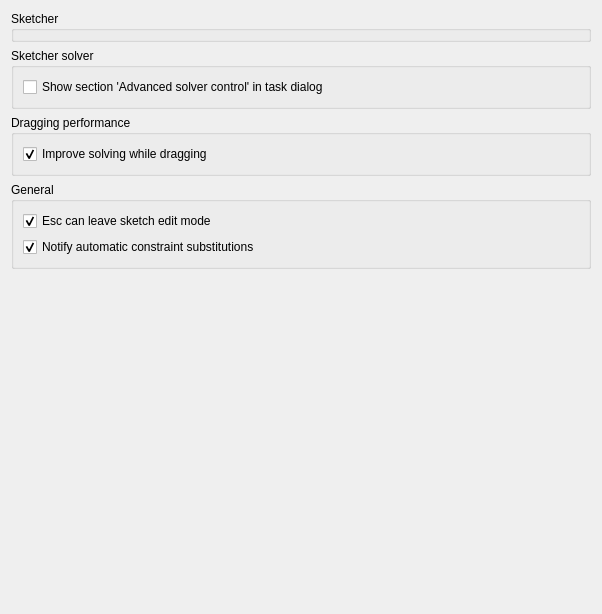
First picture: the form in src/Mod/Sketcher/Gui/SketcherSettings.ui, repository berndhahnebach/All_FreeCAD, before the edit.
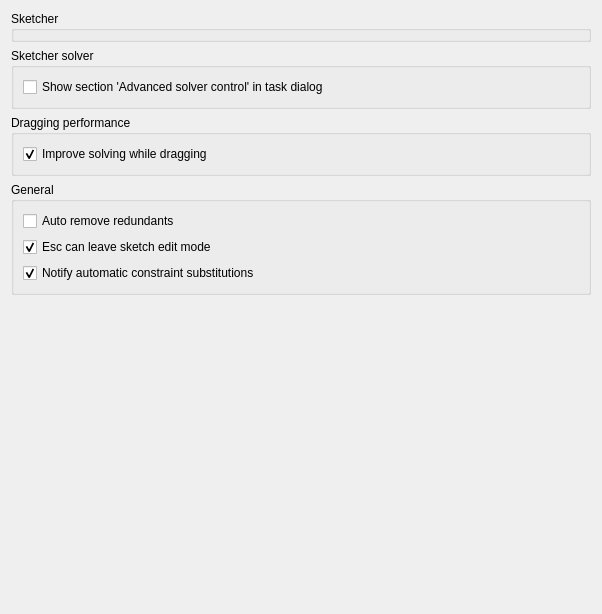
Second picture: the form after the edit. Custom widgets are drawn as their Qt base class.

Commit message: [Sketcher] Add missing 'Auto remove redundant' to preferences

What changed in the file:
```diff
--- a/src/Mod/Sketcher/Gui/SketcherSettings.ui
+++ b/src/Mod/Sketcher/Gui/SketcherSettings.ui
@@ -109,6 +109,25 @@
       <string>General</string>
      </property>
      <layout class="QVBoxLayout" name="verticalLayout_22">
+      <item>
+       <widget class="Gui::PrefCheckBox" name="checkBoxAutoRemoveRedundants">
+        <property name="toolTip">
+         <string>New constraints that would be redundant will automatically be removed</string>
+        </property>
+        <property name="text">
+         <string>Auto remove redundants</string>
+        </property>
+        <property name="checked">
+         <bool>false</bool>
+        </property>
+        <property name="prefEntry" stdset="0">
+         <cstring>AutoRemoveRedundants</cstring>
+        </property>
+        <property name="prefPath" stdset="0">
+         <cstring>Mod/Sketcher</cstring>
+        </property>
+       </widget>
+      </item>
       <item>
        <widget class="Gui::PrefCheckBox" name="checkBoxEnableEscape">
         <property name="toolTip">
```
The commit also changes 1 other file.
